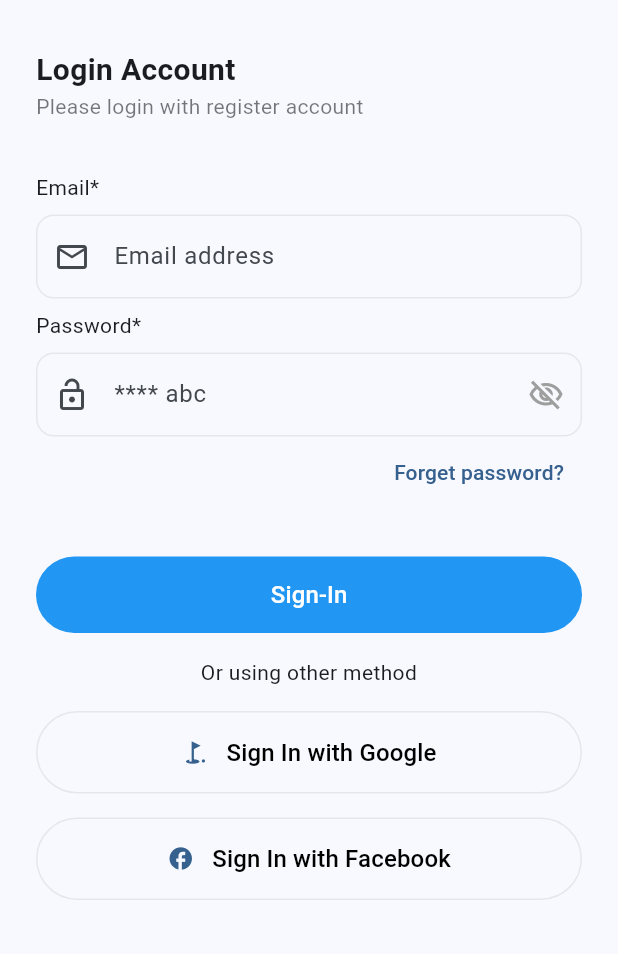
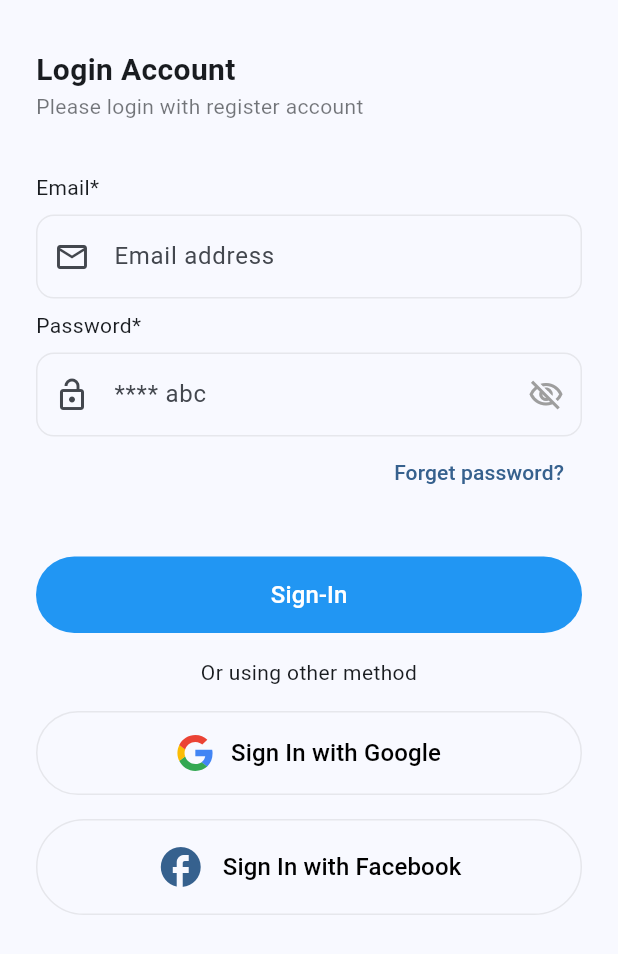
Before and after one commit to RithyDev/hotel-demo, a Flutter app: the screen it shows after launch, after a tap on "Already have an Account", on a phone screen of 412 x 824 dp. Shown: the top 954 px of the screen. Run offline on Flutter 3.47's test engine with Material 3 defaults, Android fonts, the phone set to English and light mode, and no system bars; our stand-ins replace flutter_animate, flutter_svg, get_it.

Commit message:
improvement onboarding image

```diff
--- a/lib/feature/auth/login/login_page.dart
+++ b/lib/feature/auth/login/login_page.dart
@@ -1,6 +1,8 @@
 import 'package:flutter/material.dart';
+import 'package:flutter_svg/svg.dart';
 import 'package:hotel_app/feature/auth/login/login_viewmodel.dart';
 import 'package:hotel_app/model/async_data.dart';
+import 'package:hotel_app/resource/image_resource.dart';
 import 'package:hotel_app/route/app_route.dart';
 import 'package:hotel_app/widget/animated_dynamic_content.dart';
 import 'package:hotel_app/widget/app_outlined_button.dart';
@@ -105,7 +107,6 @@ class LoginPage extends StatelessWidget {
   Widget _loginTitle() {
     return const Text(
       'Login Account',
-
       style: TextStyle(fontSize: 20, fontWeight: FontWeight.w600),
     );
   }
@@ -178,10 +179,15 @@ class LoginPage extends StatelessWidget {
         ),
       ),
       AppOutlinedButton(
-          title: 'Sign In with Google', icon: Icon(Icons.golf_course)),
+          title: 'Sign In with Google',
+          icon: SvgPicture.asset(
+            ImageSource.iconGoogleLogo,
+            width: 24,
+            height: 24,
+          )),
       const SizedBox(height: 16),
-      AppOutlinedButton(
-          title: 'Sign In with Facebook', icon: Icon(Icons.facebook))
+      const AppOutlinedButton(
+          title: 'Sign In with Facebook', icon: Icon(Icons.facebook, size: 32))
     ];
   }
 }
--- a/lib/feature/auth/login/login_viewmodel.dart
+++ b/lib/feature/auth/login/login_viewmodel.dart
@@ -1,4 +1,4 @@
-import 'package:flutter/cupertino.dart';
+import 'package:flutter/material.dart';
 import 'package:get_it/get_it.dart';
 import 'package:hotel_app/model/async_data.dart';
 import 'package:hotel_app/model/input_form_data.dart';
--- a/lib/feature/onboard/onboard_page.dart
+++ b/lib/feature/onboard/onboard_page.dart
@@ -1,4 +1,5 @@
 import 'package:flutter/material.dart';
+import 'package:flutter_animate/flutter_animate.dart';
 import 'package:hotel_app/feature/onboard/onboard_page_info.dart';
 import 'package:hotel_app/route/app_route.dart';
 
@@ -38,12 +39,7 @@ class _OnboardPageState extends State<OnboardPage> {
     return Container(
       padding: const EdgeInsets.only(bottom: 200),
       color: color,
-      child: Image.network(
-        model.imageUrl,
-        fit: BoxFit.cover,
-        width: double.infinity,
-        height: double.infinity,
-      ),
+      child: Image.asset(model.imageCover, fit: BoxFit.cover),
     );
   }
 
@@ -81,6 +77,7 @@ class _OnboardPageState extends State<OnboardPage> {
 
   Padding _renderDescription(String model) {
     return Padding(
+      key: ValueKey(model),
       padding: const EdgeInsets.symmetric(vertical: 8),
       child: Opacity(
         opacity: 0.8,
@@ -89,7 +86,7 @@ class _OnboardPageState extends State<OnboardPage> {
           textAlign: TextAlign.center,
           style: const TextStyle(fontSize: 12),
         ),
-      ),
+      ).animate().fade().slide(),
     );
   }
 
@@ -107,12 +104,13 @@ class _OnboardPageState extends State<OnboardPage> {
 
   Widget _controllerTitle(String title) {
     return Padding(
+      key: ValueKey(title),
       padding: const EdgeInsets.symmetric(horizontal: 44),
       child: Text(
         title,
         textAlign: TextAlign.center,
         style: const TextStyle(fontSize: 22, fontWeight: FontWeight.w600),
-      ),
+      ).animate().fade(duration: const Duration(milliseconds: 1500)),
     );
   }
 
@@ -121,9 +119,12 @@ class _OnboardPageState extends State<OnboardPage> {
 
     for (int i = 1; i <= pageSize; i++) {
       double size = 8;
+      final isSelected = (activedIndex + 1) == i;
       final color =
-          (activedIndex + 1) == i ? Colors.blue : Colors.blue.withOpacity(0.2);
-      indicators.add(Padding(
+          isSelected ? Colors.blue : Colors.blue.withOpacity(0.2);
+
+      var padding = Padding(
+        key: ValueKey('$i$isSelected'),
         padding: const EdgeInsets.all(4.0),
         child: Container(
           width: size,
@@ -131,11 +132,14 @@ class _OnboardPageState extends State<OnboardPage> {
           decoration: BoxDecoration(
               color: color, borderRadius: BorderRadius.circular(size / 2)),
         ),
-      ));
+      ).animate().fade();
+      indicators.add(padding);
     }
+
     return Padding(
       padding: const EdgeInsets.symmetric(vertical: 16),
       child: Row(
+        key: const ValueKey('indicator-row'),
         mainAxisAlignment: MainAxisAlignment.center,
         children: indicators,
       ),
--- a/lib/feature/onboard/onboard_page_info.dart
+++ b/lib/feature/onboard/onboard_page_info.dart
@@ -1,30 +1,31 @@
+import 'package:hotel_app/resource/image_resource.dart';
+
 class OnboardPageInfo {
-  final String imageUrl;
+
   final String title;
   final String description;
+  final String imageCover;
 
   OnboardPageInfo({
-    required this.imageUrl,
+
     required this.title,
-    required this.description
+    required this.description,
+    required this.imageCover
   });
 }
 
 List<OnboardPageInfo> getPagesInfo() {
   return  [
     OnboardPageInfo(
-        imageUrl:
-            'https://i.pinimg.com/originals/c2/cb/54/c2cb54caa9d8a31c2fdfe0640e702ff5.jpg',
+        imageCover: ImageSource.imgOnboard1,
         title: 'Booking Hotels Anywhere is Easier',
         description: 'Anywhere in the world, we always with you'),
     OnboardPageInfo(
-        imageUrl:
-            'https://e0.pxfuel.com/wallpapers/303/921/desktop-wallpaper-brilliant-travel-accessories-iphone-travel-travel-iphone-travel-quote-phone.jpg',
+        imageCover: ImageSource.imgOnboard2,
         title: 'Plan Your Vacation With\nEase',
         description: 'There are places to discover'),
     OnboardPageInfo(
-        imageUrl:
-            'https://wallpapercave.com/wp/wp5053460.jpg',
+        imageCover: ImageSource.imgOnboard3,
         title: 'Thousands Of Hotels To Be Found',
         description: 'Only for you, and anyone you loved')
   ];
--- /dev/null
+++ b/lib/resource/image_resource.dart
@@ -0,0 +1,12 @@
+class ImageSource {
+
+  static const String _svgSource = "assets/svg";
+  static const String _imgSource = "assets/img";
+
+  static const String iconGoogleLogo = "$_svgSource/ic_google_logo.svg" ;
+
+  static const String imgOnboard1 = "$_imgSource/onboard_image_1.jpg";
+  static const String imgOnboard2 = "$_imgSource/onboard_image_2.jpg";
+  static const String imgOnboard3 = "$_imgSource/onboard_image_3.jpg";
+
+}
--- a/lib/splash_screen.dart
+++ b/lib/splash_screen.dart
@@ -17,7 +17,7 @@ class _SplashScreenPageState extends State<SplashScreenPage> {
   }
 
   void runDelay() {
-    Future.delayed(const Duration(milliseconds: 2000))
+    Future.delayed(const Duration(milliseconds: 3000))
         .then((value) => navigateNext());
   }
 
```
Also changed, not shown: lib/feature/auth/login/signup/sign_up_page.dart (+124 -3 lines), lib/feature/auth/login/signup/sign_up_viewmodel.dart (added, +15 -0 lines), pubspec.yaml (+4 -3 lines), assets/img/onboard_image_1.jpg (added), assets/img/onboard_image_2.jpg (added), assets/img/onboard_image_3.jpg (added), assets/svg/ic_google_logo.svg (added).
